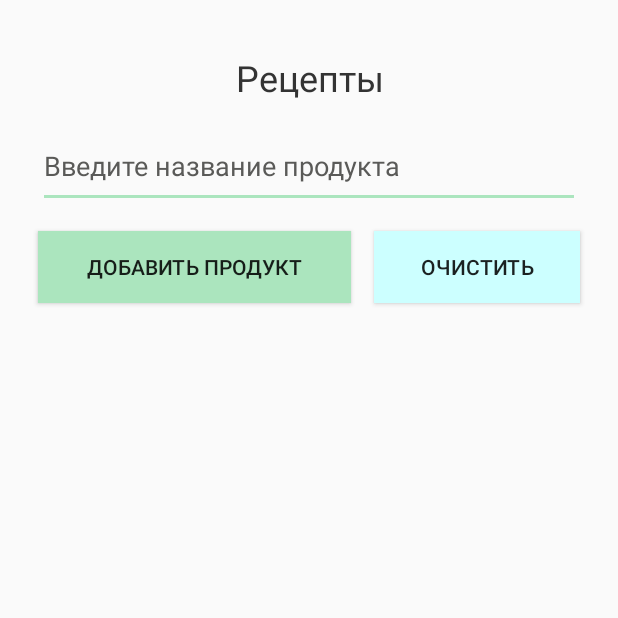
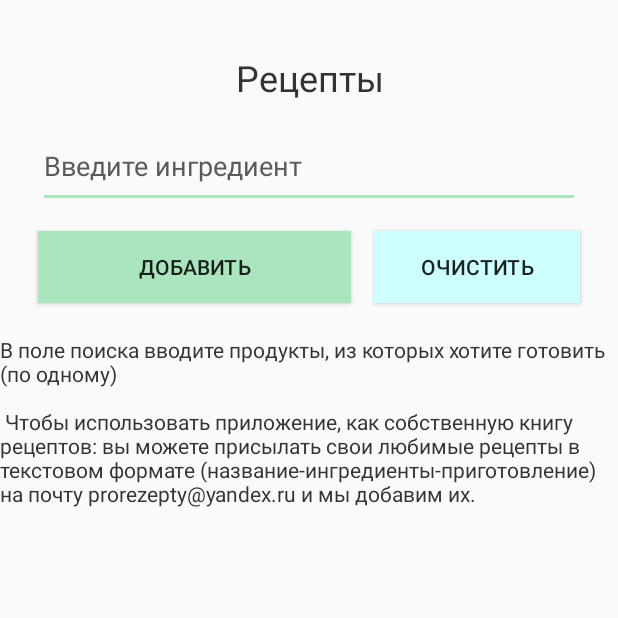
Before and after one commit to PavelProkazov/recipe, an Android app: the screen it shows after launch (MainActivity), on a phone screen of 412 x 824 dp, the top half of it. Run offline under Robolectric (Android 15) with nearby library versions, the phone set to English and light mode, and no system bars; our stand-ins replace Firebase (no records; nobody signed in at launch, a user with empty details on screens opened directly).

Commit message:
10-text changed

```diff
--- a/app/src/main/java/com/prokazov/recipes_app/MainActivity.java
+++ b/app/src/main/java/com/prokazov/recipes_app/MainActivity.java
@@ -1,5 +1,6 @@
 package com.prokazov.recipes_app;
 
+import android.annotation.SuppressLint;
 import android.os.Bundle;
 import android.util.Log;
 import android.view.View;
@@ -123,6 +124,7 @@ public class MainActivity extends AppCompatActivity {
 */
 
         add_button.setOnClickListener(new View.OnClickListener() {
+            @SuppressLint("SetTextI18n")
             @Override
             public void onClick(View v) {
 
@@ -167,7 +169,7 @@ public class MainActivity extends AppCompatActivity {
                             if (key.contains(arr_Product.get(0).toLowerCase()) && key.contains(arr_Product.get(1).toLowerCase())) {
 
                                 values.add(value + "\n\n");
-                                recipes.setText("\nРецепты:\n" + values.toString().trim().replaceAll("^\\[|\\]$", ""));
+                                recipes.setText(R.string.no_data);
                             }else if (values.isEmpty()) {
                                 Log.d("mLog", "No DATA");
 
--- a/app/src/main/res/layout/activity_main.xml
+++ b/app/src/main/res/layout/activity_main.xml
@@ -43,7 +43,8 @@
         android:importantForAutofill="no"
         android:inputType="textPersonName"
         android:textColor="@color/textColorLightTheme"
-        android:textColorHint="@color/textColorHintLight" />
+        android:textColorHint="@color/textColorHintLight"
+        android:textSize="18sp" />
 
     <ScrollView
         android:layout_width="match_parent"
@@ -57,7 +58,7 @@
             android:id="@+id/recipes"
             android:layout_width="match_parent"
             android:layout_height="wrap_content"
-            android:text="@string/empty"
+            android:text="@string/default_text"
             android:textColor="@color/textColorLightTheme" />
     </ScrollView>
 
--- a/app/src/main/res/values/strings.xml
+++ b/app/src/main/res/values/strings.xml
@@ -1,13 +1,18 @@
 <resources>
     <string name="app_name">Recipes</string>
     <string name="logo">Рецепты</string>
-    <string name="input_product">Введите название продукта</string>
-    <string name="add_button">Добавить продукт</string>
+    <string name="input_product">Введите ингредиент</string>
+    <string name="default_text">В поле поиска вводите продукты, из которых хотите готовить (по одному)\n\n
+Чтобы использовать приложение, как собственную книгу рецептов: вы можете присылать свои любимые рецепты в текстовом формате (название-ингредиенты-приготовление) на почту prorezepty@yandex.ru и мы добавим их.\n\n
+
+</string>
+    <string name="add_button">Добавить</string>
     <string name="empty"></string>
     <string name="max_of_product">Очистите список продуктов и попробуйте еще раз, используйте 8 ингредиентов и меньше</string>
     <string name="wait">Ждем..</string>
     <string name="no_text_input">Введите название продукта</string>
-    <string name="no_data">Ни чего не найдено!</string>
-    <string name="no_db">Проверте подключение с интернетом!</string>
+    <string name="no_data">Извините, пока у нас нет рецептов, включающих эти продукты.\n\n У вас есть возможность проявить творчество и придумать новое блюдо. поделиться со всеми пользователями приложения можно, отправив свой рецепт в нам на почту prorezepty@yandex.ru в текстовом формате.</string>
+    <string name="no_db">Проверте подключение к сети интернет!</string>
     <string name="clear">Очистить</string>
+    <string name="email_advice">У вас есть возможность проявить творчество и придумать новое блюдо.поделиться со всеми пользователями приложения можно, отправив свой рецепт в нам на почту prorezepty@yandex.ru в текстовом формате.</string>
 </resources>
```
